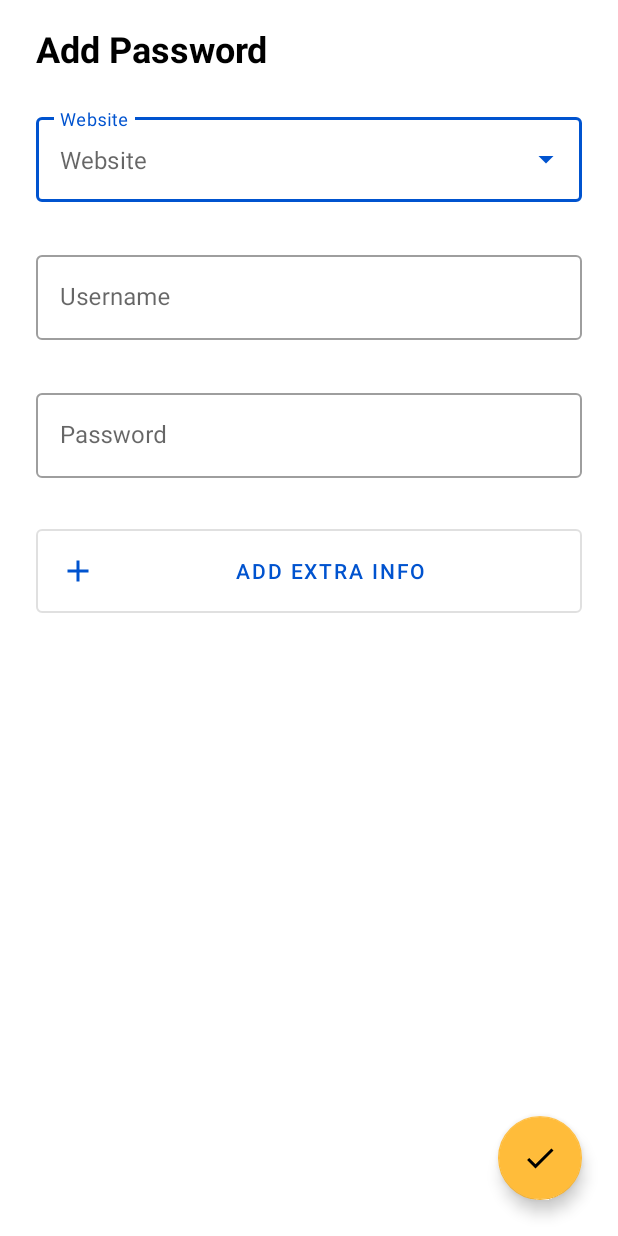
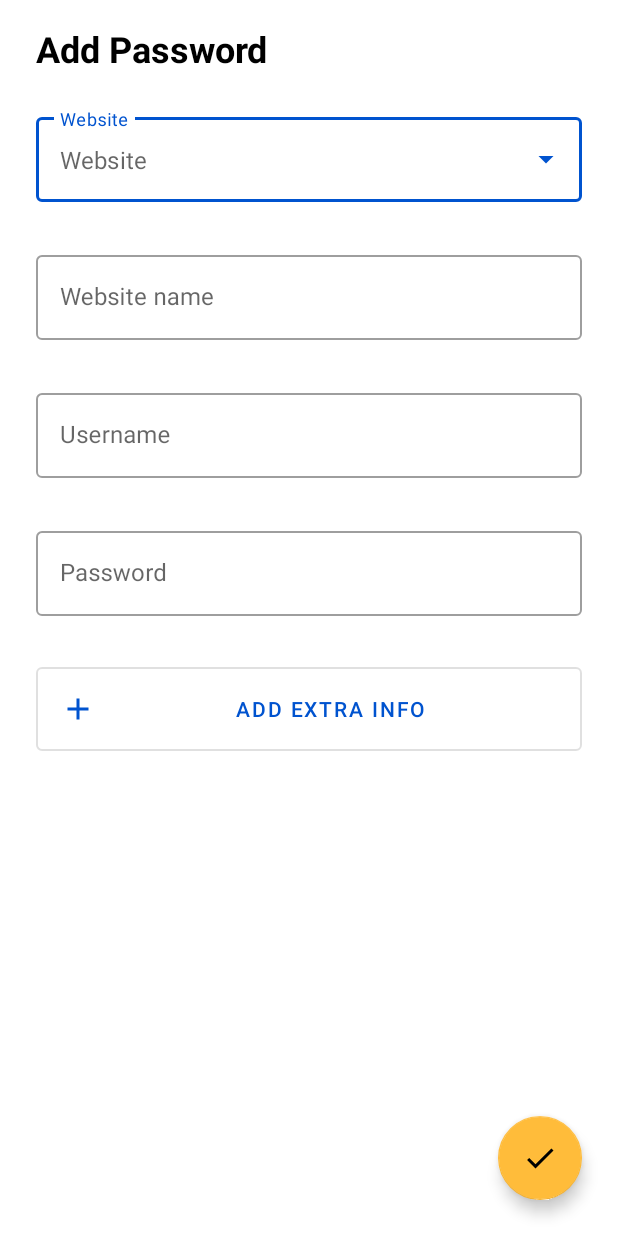
Before and after one commit to ismail-creatvt/PassGuard, an Android app: the layout activity_add_update_password.xml on its own in the app's theme, with its tools: preview values and no code run, on a phone screen of 412 x 824 dp. Run offline under Robolectric (Android 15) with nearby library versions, the phone set to English and light mode, and no system bars.

Commit message:
Added website name field for Other website

```diff
--- a/app/src/main/java/com/ismail/creatvt/passguard/InfoView.kt
+++ b/app/src/main/java/com/ismail/creatvt/passguard/InfoView.kt
@@ -69,7 +69,7 @@ class InfoView @JvmOverloads constructor(
         labelView.text = label
     }
 
-    fun setText(text: String) {
+    fun setText(text: String?) {
         textView.text = text
     }
 
--- a/app/src/main/java/com/ismail/creatvt/passguard/model/WebsiteFactory.kt
+++ b/app/src/main/java/com/ismail/creatvt/passguard/model/WebsiteFactory.kt
@@ -4,7 +4,7 @@ import com.ismail.creatvt.passguard.R
 
 object WebsiteFactory {
 
-    private val OTHER = "Other"
+    const val OTHER = "Other"
 
     private val iconsMap = mapOf(
         "amazon" to R.drawable.amazon,
--- a/app/src/main/java/com/ismail/creatvt/passguard/viewpassword/ViewPasswordViewModel.kt
+++ b/app/src/main/java/com/ismail/creatvt/passguard/viewpassword/ViewPasswordViewModel.kt
@@ -8,6 +8,7 @@ import androidx.lifecycle.ViewModel
 import com.ismail.creatvt.passguard.PassGuardApplication
 import com.ismail.creatvt.passguard.manager.security.AuthenticationResultListener
 import com.ismail.creatvt.passguard.model.Password
+import com.ismail.creatvt.passguard.model.WebsiteFactory
 
 class ViewPasswordViewModel : ViewModel(), AuthenticationResultListener {
 
@@ -19,8 +20,10 @@ class ViewPasswordViewModel : ViewModel(), AuthenticationResultListener {
         set(value) {
             field = value
             _extraViewModels.value = value?.extras?.map { ViewExtraViewModel(it) } ?: listOf()
-            Log.d("ViewPasswordVMTag", "Extras set...${value?.extras?.joinToString(",")} ${_extraViewModels.value?.size}")
         }
+
+    val shouldShowOtherName: Boolean
+        get() = password?.website?.name == WebsiteFactory.OTHER
 
     private var didRequestAuthentication = false
 
--- a/app/src/main/res/layout/activity_add_update_password.xml
+++ b/app/src/main/res/layout/activity_add_update_password.xml
@@ -12,6 +12,7 @@
         <variable
             name="owner"
             type="androidx.lifecycle.LifecycleOwner" />
+        <import type="android.view.View"/>
     </data>
 
     <FrameLayout
@@ -68,6 +69,27 @@
                     app:layout_constraintTop_toTopOf="parent" />
 
                 <com.google.android.material.textfield.TextInputLayout
+                    android:id="@+id/otherWebsiteName"
+                    style="@style/Widget.MaterialComponents.TextInputLayout.OutlinedBox"
+                    android:layout_width="match_parent"
+                    android:layout_height="match_parent"
+                    android:layout_marginStart="24dp"
+                    android:layout_marginTop="30dp"
+                    android:layout_marginEnd="24dp"
+                    android:visibility="@{viewModel.shouldShowOtherName ? View.VISIBLE : View.GONE}"
+                    app:errorMessage="@{viewModel.otherWebsiteError}"
+                    app:layout_constraintEnd_toEndOf="parent"
+                    app:layout_constraintStart_toStartOf="parent"
+                    app:layout_constraintTop_toBottomOf="@+id/website_spinner">
+
+                    <com.google.android.material.textfield.TextInputEditText
+                        android:layout_width="match_parent"
+                        android:layout_height="wrap_content"
+                        android:hint="@string/website_name"
+                        android:text="@={viewModel.otherWebsiteName}" />
+                </com.google.android.material.textfield.TextInputLayout>
+
+                <com.google.android.material.textfield.TextInputLayout
                     android:id="@+id/textInputLayout4"
                     style="@style/Widget.MaterialComponents.TextInputLayout.OutlinedBox"
                     android:layout_width="0dp"
@@ -78,13 +100,13 @@
                     app:errorMessage="@{viewModel.usernameError}"
                     app:layout_constraintEnd_toEndOf="parent"
                     app:layout_constraintStart_toStartOf="parent"
-                    app:layout_constraintTop_toBottomOf="@+id/website_spinner">
+                    app:layout_constraintTop_toBottomOf="@+id/otherWebsiteName">
 
                     <com.google.android.material.textfield.TextInputEditText
                         android:layout_width="match_parent"
                         android:layout_height="wrap_content"
-                        android:text="@={viewModel.username}"
-                        android:hint="@string/username" />
+                        android:hint="@string/username"
+                        android:text="@={viewModel.username}" />
                 </com.google.android.material.textfield.TextInputLayout>
 
                 <com.google.android.material.textfield.TextInputLayout
--- a/app/src/main/res/values/strings.xml
+++ b/app/src/main/res/values/strings.xml
@@ -20,4 +20,5 @@
     <string name="delete_confirmation_message">This is non-reversible. Are you sure you want to delete this password?</string>
     <string name="yes">yes</string>
     <string name="no">no</string>
+    <string name="website_name">Website name</string>
 </resources>
```
Also changed, not shown: app/src/main/java/com/ismail/creatvt/passguard/addpassword/AddUpdatePasswordViewModel.kt (+19 -1 lines), app/src/main/java/com/ismail/creatvt/passguard/model/Website.kt (+7 -2 lines), app/src/main/java/com/ismail/creatvt/passguard/passwordlist/PasswordsAdapter.kt (+8 -2 lines), app/src/main/res/layout/activity_view_password.xml (+14 -1 lines), app/src/main/res/layout/password_list_item.xml (+10 -0 lines).
